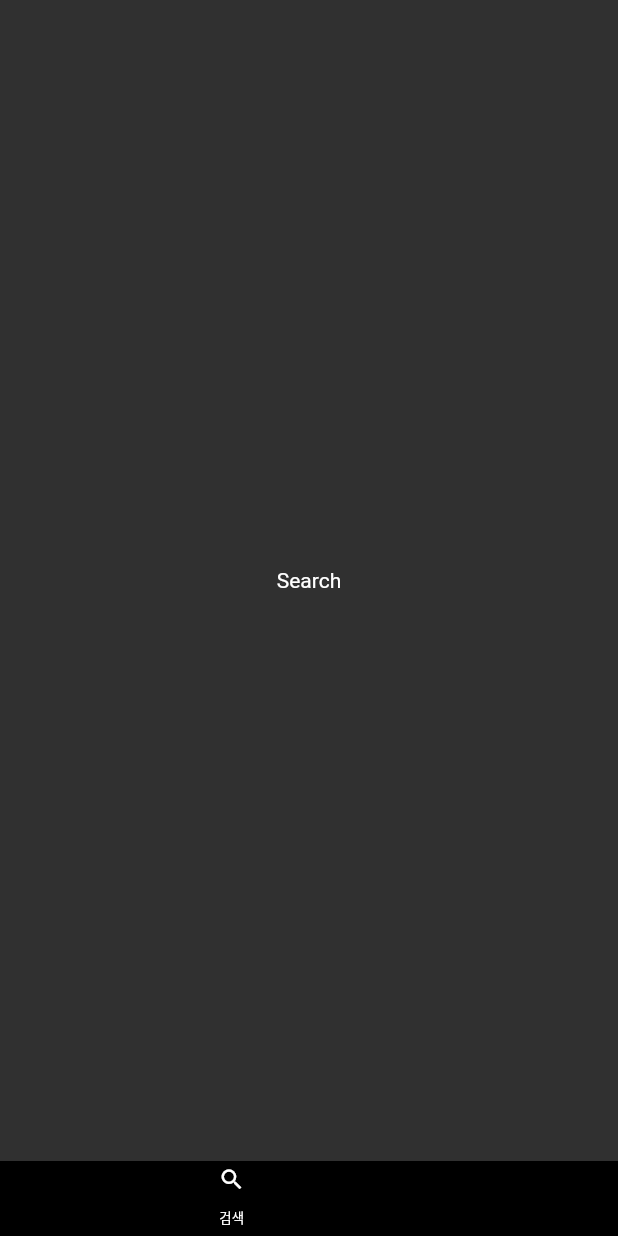
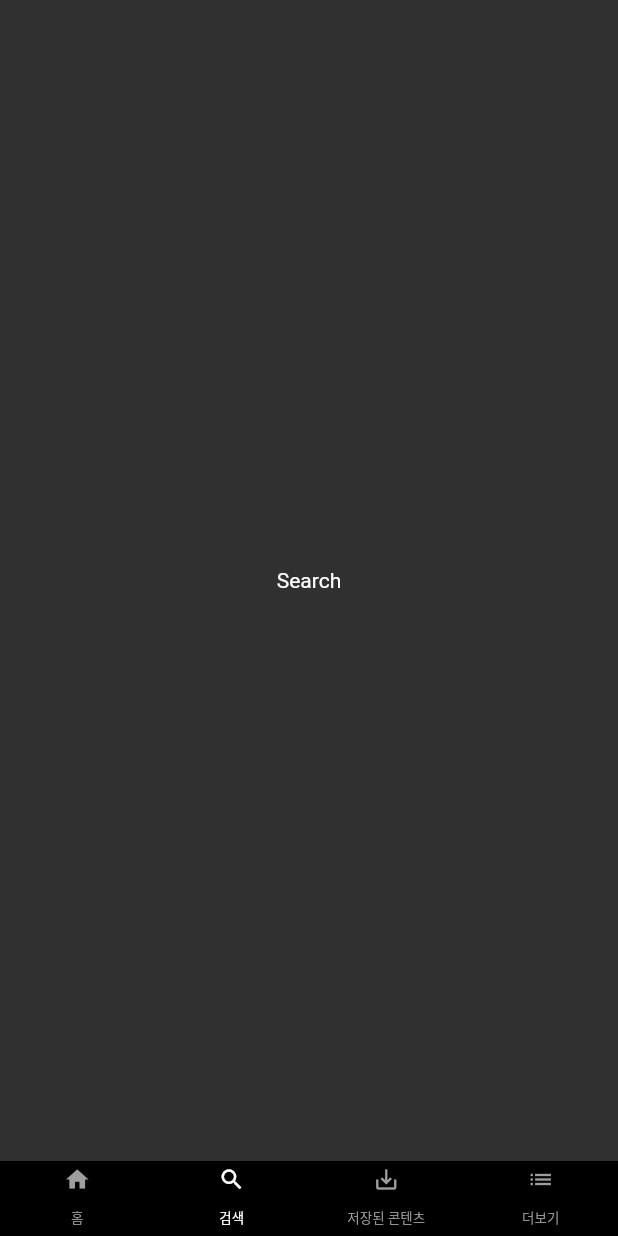
Before and after one commit to Enterprise09/Flutter_Study, a Flutter app: the screen it shows after launch, item 2 of the bottom bar chosen, on a phone screen of 412 x 824 dp. Run offline on Flutter 3.47's test engine with Material 2 defaults, Android fonts, the phone set to English and light mode, and no system bars; our stand-ins replace get.

Commit message:
Change bottom menu unselect color

```diff
--- a/netflix_clone_project/lib/main.dart
+++ b/netflix_clone_project/lib/main.dart
@@ -16,7 +16,7 @@ class _MyAppState extends State<MyApp> {
       title: 'EFlix',
       theme: ThemeData(
         brightness: Brightness.dark,
-        primaryColor: Colors.black,
+        primaryColor: Colors.white,
         accentColor: Colors.white,
       ),
       home: DefaultTabController(
--- a/netflix_clone_project/lib/widget/bottom_bar.dart
+++ b/netflix_clone_project/lib/widget/bottom_bar.dart
@@ -9,7 +9,7 @@ class Bottom extends StatelessWidget {
         height: 50,
         child: TabBar(
           labelColor: Colors.white,
-          unselectedLabelColor: Colors.transparent,
+          unselectedLabelColor: Colors.grey,
           indicatorColor: Colors.transparent,
           tabs: <Widget>[
             Tab(
```
